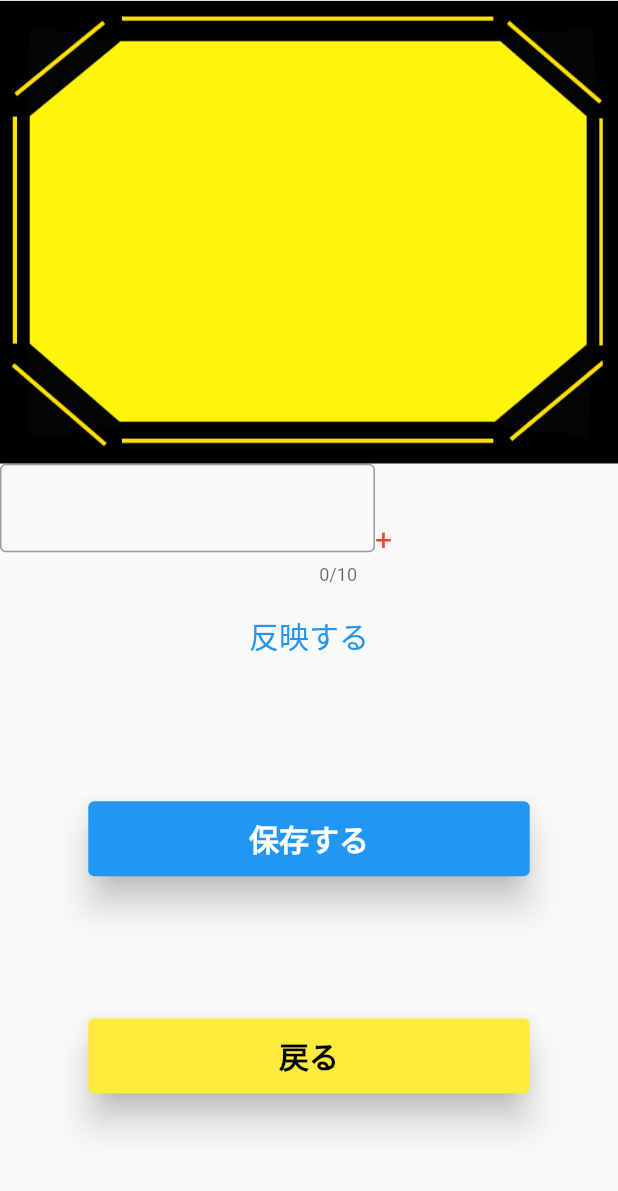
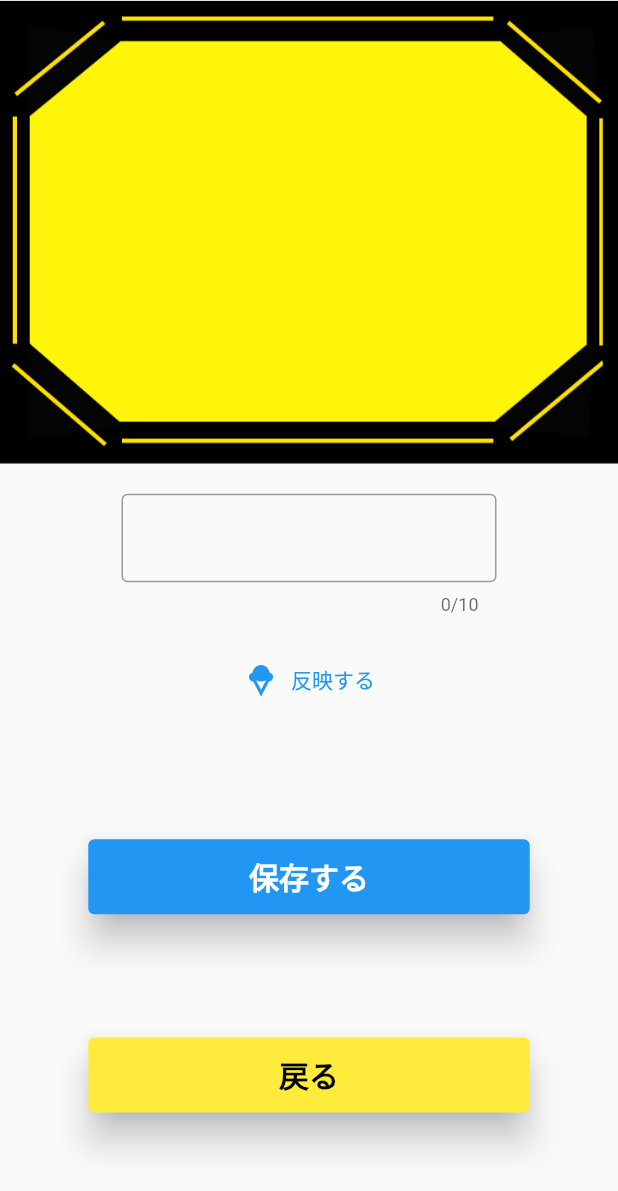
Before and after one commit to iseruuuuu/bokete_maker_app, a Flutter app: the HomeFulScreen screen opened directly, on a phone screen of 412 x 824 dp. Shown: the top 1191 px of the screen. Run offline on Flutter 3.47's test engine with Material 2 defaults, Android fonts, the phone set to English and light mode, and no system bars; our stand-ins replace get, image_gallery_saver, in_app_review; missing offline and left inert: image_editor.

Commit message:
add: change button style

```diff
--- a/lib/screen/home_ful/home_ful_screen.dart
+++ b/lib/screen/home_ful/home_ful_screen.dart
@@ -34,9 +34,7 @@ class _HomeFulScreenState extends State<HomeFulScreen> {
       body: Column(
         children: [
           target != null ? Image(image: target!) : Image.asset(assets),
-
-          Row(
-            children: [
+          const SizedBox(height: 20),
           SizedBox(
             width: 250,
             height: 100,
@@ -51,29 +49,12 @@ class _HomeFulScreenState extends State<HomeFulScreen> {
               ),
             ),
           ),
-              GestureDetector(
-                child: Text(
-                  '+',
-                  style: TextStyle(
-                    fontSize: 20,
-                    color: Colors.red,
-                  ),
-                ),
-              )
-            ],
-          ),
-          //TODO ボタンのデザインを変えたい。
-          GestureDetector(
-            onTap: () {
+          TextButton.icon(
+            onPressed: () {
               addText(fontName);
             },
-            child: const Text(
-              '反映する',
-              style: TextStyle(
-                fontSize: 20,
-                color: Colors.blue,
-              ),
-            ),
+            icon: const Icon(Icons.icecream),
+            label: const Text('反映する'),
           ),
           const Spacer(),
           SizedBox(
```
Lines whose indentation alone changed are shown as unchanged.
